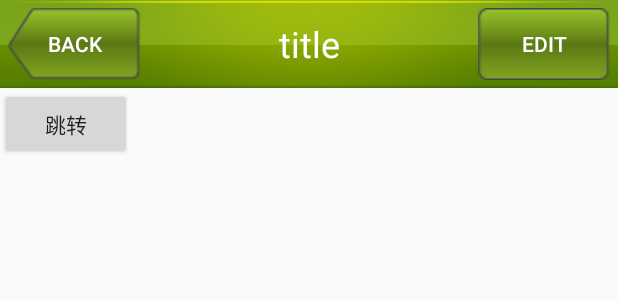
After one commit to Gyps0phila/FirstTest, an Android app: the layout custom_title1.xml on its own in the app's theme, with its tools: preview values and no code run, on a phone screen of 412 x 824 dp. The commit adds this screen. Shown: the top 300 px of the screen. Run offline under Robolectric (Android 15) with nearby library versions, the phone set to English and light mode, and no system bars.

Commit message:
add message and custom title

```diff
--- a/src/main/AndroidManifest.xml
+++ b/src/main/AndroidManifest.xml
@@ -78,6 +78,8 @@
         <activity android:name="com.example.gypsophila.sensor.SensorCPAty" />
         <activity android:name="com.example.gypsophila.animation.AnimationAty" />
         <activity android:name="com.example.gypsophila.animation.AniListViewAty" />
+        <activity android:name="com.example.gypsophila.title.TitleAty1" />
+        <activity android:name="com.example.gypsophila.msg.MsgAty" />
 
 
 
--- /dev/null
+++ b/src/main/java/com/example/gypsophila/title/TitleLayout.java
@@ -0,0 +1,38 @@
+package com.example.gypsophila.title;
+
+import android.app.Activity;
+import android.content.Context;
+import android.util.AttributeSet;
+import android.view.LayoutInflater;
+import android.view.View;
+import android.widget.Button;
+import android.widget.LinearLayout;
+import android.widget.Toast;
+
+import com.example.gypsophila.dailytest.R;
+
+/**
+ * Created by Gypsophila on 2016/3/11.
+ */
+public class TitleLayout extends LinearLayout {
+
+    public TitleLayout(Context context, AttributeSet attrs) {
+        super(context, attrs);
+        //这边inflater第二个参数null和this的区别。
+        LayoutInflater.from(context).inflate(R.layout.titlelayout,this);
+        Button title_back = (Button) findViewById(R.id.title_back);
+        Button title_edit = (Button) findViewById(R.id.title_edit);
+        title_back.setOnClickListener(new OnClickListener() {
+            @Override
+            public void onClick(View v) {
+                ((Activity) getContext()).finish();
+            }
+        });
+        title_edit.setOnClickListener(new OnClickListener() {
+            @Override
+            public void onClick(View v) {
+                Toast.makeText(getContext(), "click edit", Toast.LENGTH_SHORT).show();
+            }
+        });
+    }
+}
--- /dev/null
+++ b/src/main/res/layout/custom_title1.xml
@@ -0,0 +1,19 @@
+<?xml version="1.0" encoding="utf-8"?>
+<RelativeLayout xmlns:android="http://schemas.android.com/apk/res/android" android:layout_width="match_parent"
+    android:layout_height="match_parent">
+
+    <com.example.gypsophila.title.TitleLayout
+        android:id="@+id/custom_title1"
+        android:layout_width="match_parent"
+        android:layout_height="wrap_content">
+    </com.example.gypsophila.title.TitleLayout>
+    <Button
+        android:layout_below="@+id/custom_title1"
+        android:layout_width="wrap_content"
+        android:layout_height="wrap_content"
+        android:text="跳转"
+        android:id="@+id/to_sec"
+        />
+
+
+</RelativeLayout>
--- a/src/main/res/layout/msg.xml
+++ b/src/main/res/layout/msg.xml
@@ -4,6 +4,7 @@
     android:background="#d8e0e8"
     android:layout_height="match_parent">
 
+    //divider 透明色
     <ListView
         android:id="@+id/msg_lv"
         android:layout_width="match_parent"
--- a/src/main/res/layout/msg_item.xml
+++ b/src/main/res/layout/msg_item.xml
@@ -9,7 +9,7 @@
         android:layout_width="wrap_content"
         android:layout_height="wrap_content"
         android:layout_gravity="left"
-        android:background="#ff0000">
+        android:background="@mipmap/message_left">
         <TextView
             android:gravity="center"
             android:textSize="20sp"
@@ -24,7 +24,7 @@
         android:id="@+id/right_layout"
         android:layout_width="wrap_content"
         android:layout_height="wrap_content"
-        android:background="#004220"
+        android:background="@mipmap/message_right"
         android:layout_gravity="right">
         <TextView
             android:id="@+id/right_msg"
--- /dev/null
+++ b/src/main/res/layout/titlelayout.xml
@@ -0,0 +1,37 @@
+<?xml version="1.0" encoding="utf-8"?>
+<LinearLayout xmlns:android="http://schemas.android.com/apk/res/android"
+    android:orientation="horizontal"
+    android:background="@mipmap/title_bg"
+    android:layout_width="match_parent"
+    android:layout_height="wrap_content">
+
+    <Button
+        android:layout_margin="5dp"
+        android:layout_width="wrap_content"
+        android:layout_height="wrap_content"
+        android:background="@mipmap/back_bg"
+        android:text="back"
+        android:textColor="#fff"
+        android:id="@+id/title_back"
+        />
+    <TextView
+        android:layout_weight="1"
+        android:layout_width="0dp"
+        android:layout_height="wrap_content"
+        android:text="title"
+        android:textSize="24sp"
+        android:textColor="#fff"
+        android:layout_gravity="center"
+        android:gravity="center"
+        android:id="@+id/title_tv"
+        />
+    <Button
+        android:layout_margin="5dp"
+        android:layout_width="wrap_content"
+        android:layout_height="wrap_content"
+        android:background="@mipmap/edit_bg"
+        android:text="edit"
+        android:textColor="#fff"
+        android:id="@+id/title_edit"/>
+
+</LinearLayout>
```
Also changed, not shown: src/main/java/com/example/gypsophila/dailytest/BtnListViewAty.java (+24 -0 lines), src/main/java/com/example/gypsophila/dailytest/FuncAdapter.java (+16 -14 lines), src/main/java/com/example/gypsophila/title/TitleAty1.java (added, +20 -0 lines), src/main/java/com/example/gypsophila/title/TitleAty2.java (added, +19 -0 lines), src/main/res/layout/custom_title2.xml (added, +16 -0 lines), src/main/res/mipmap-hdpi/back_bg.png (added), src/main/res/mipmap-hdpi/edit_bg.png (added), src/main/res/mipmap-hdpi/message_left.9.png (added), src/main/res/mipmap-hdpi/message_right.9.png (added), src/main/res/mipmap-hdpi/title_bg.png (added), 1 other file.
